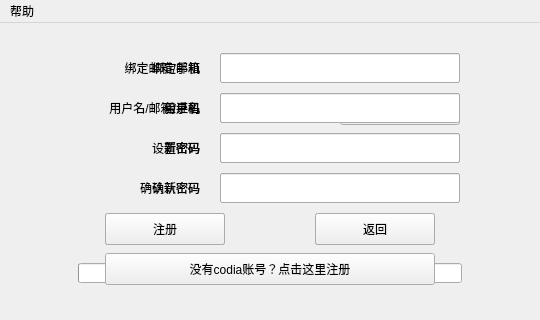
This is loginWindow.ui in Camorgx/CodiaClient as Qt 5 draws it before an edit. The edited form follows.
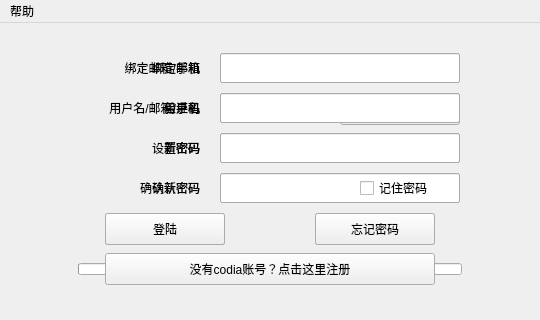
This is the edited form. Icons and pictures are not drawn. Custom widgets are drawn as their Qt base class.

Commit message: 修改进度条样式；优化做题界面UI

Patch:
```diff
--- a/loginWindow.ui
+++ b/loginWindow.ui
@@ -189,7 +189,7 @@
        <x>78</x>
        <y>240</y>
        <width>384</width>
-       <height>20</height>
+       <height>12</height>
       </rect>
      </property>
      <property name="value">
@@ -584,9 +584,9 @@
      </property>
     </widget>
    </widget>
-   <zorder>frameLogin</zorder>
    <zorder>frameReset</zorder>
    <zorder>frameRegister</zorder>
+   <zorder>frameLogin</zorder>
   </widget>
   <widget class="QMenuBar" name="menuBar">
    <property name="geometry">
```
The commit also changes 4 other files.
